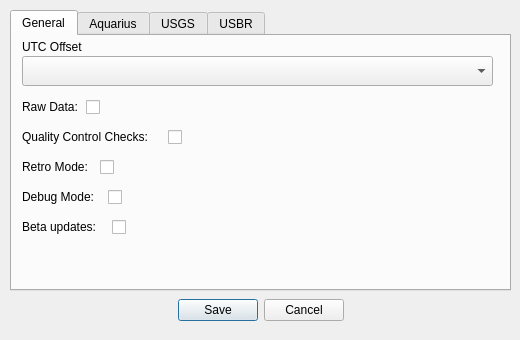
Old version of the form ui/winOptions.ui in the repository S31F3R/DataDoctor.
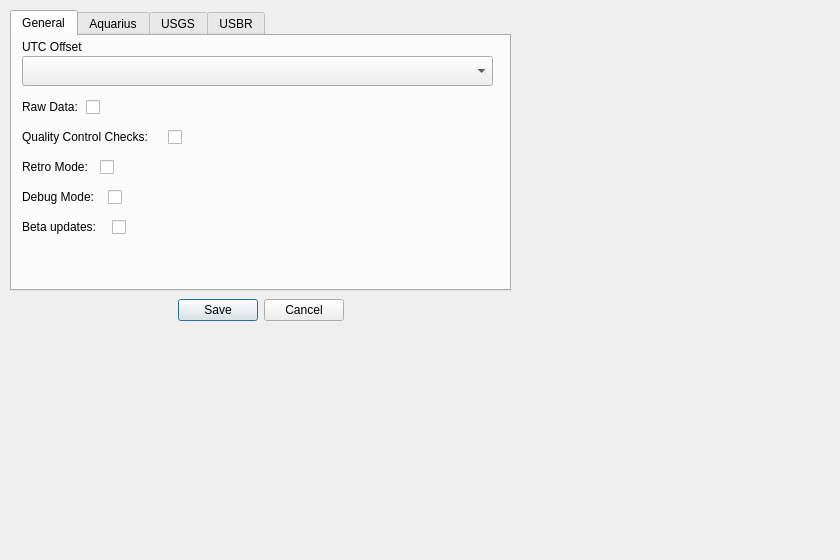
New version of the form. Icons and pictures are not drawn.

What changed in the file:
```diff
--- a/ui/winOptions.ui
+++ b/ui/winOptions.ui
@@ -6,8 +6,8 @@
    <rect>
     <x>0</x>
     <y>0</y>
-    <width>520</width>
-    <height>340</height>
+    <width>840</width>
+    <height>560</height>
    </rect>
   </property>
   <property name="windowTitle">
```
Left out of the diff: 1 changed line with no effect on the pictures.
